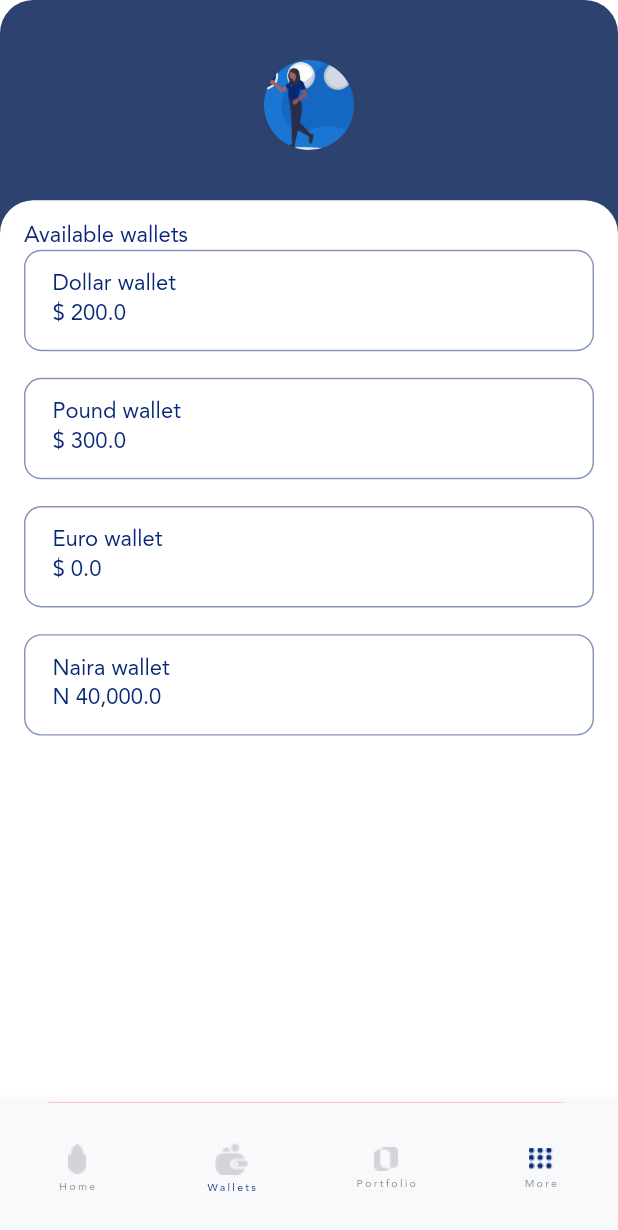
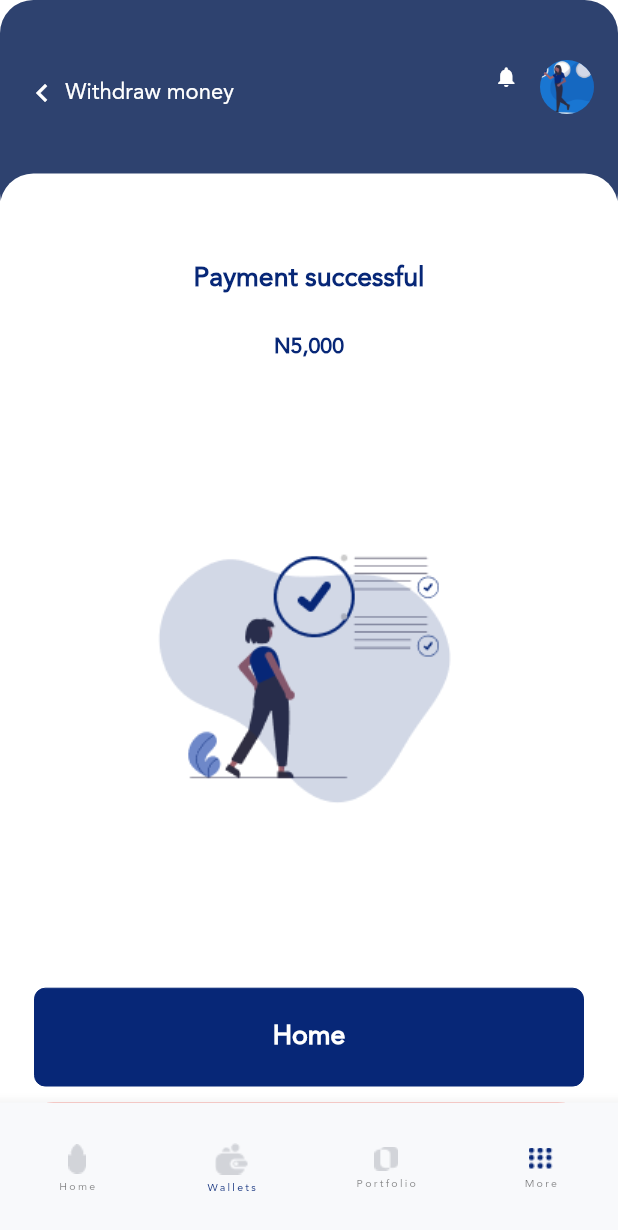
Before and after one commit to mik3yyy/test, a Flutter app: the screen it shows after launch, item 2 of the bottom bar chosen, on a phone screen of 412 x 824 dp. Shown: the top 1230 px of the screen. Run offline on Flutter 3.47's test engine with Material 2 defaults, Android fonts, the light colour scheme and no system bars; our stand-ins replace dio, flutter_screenutil, freezed_annotation, hooks_riverpod, internet_connection_checker, pretty_dio_logger and 2 more; statements that could not run were skipped.

Commit message:
Implemeted withdraw_money screen, created a reusable custtom button

```diff
--- a/lib/presentation/components/app text theme/app_text_theme.dart
+++ b/lib/presentation/components/app text theme/app_text_theme.dart
@@ -16,6 +16,15 @@ class AppText {
         fontWeight: FontWeight.w600,
         fontFamily: 'Avenir LTStd',
         color: color);
+  }
+
+  static TextStyle header3(BuildContext context, Color color, double size) {
+    return Theme.of(context).textTheme.headline1!.copyWith(
+          fontSize: size,
+          fontWeight: FontWeight.w900,
+          fontFamily: 'Avenir LTStd',
+          color: color,
+        );
   }
 
   static TextStyle body1(BuildContext context, Color color) {
@@ -40,6 +49,15 @@ class AppText {
         fontWeight: FontWeight.w400,
         fontFamily: 'Avenir LTStd',
         color: color);
+  }
+
+  static TextStyle buttonText(BuildContext context, Color color) {
+    return Theme.of(context).textTheme.bodyText2!.copyWith(
+          fontSize: 20.sp,
+          fontWeight: FontWeight.w700,
+          fontFamily: 'Avenir LTStd',
+          color: color,
+        );
   }
 
   static TextStyle label(BuildContext context, Color color) {
--- a/lib/presentation/components/bottom_bar/bottom_bar.dart
+++ b/lib/presentation/components/bottom_bar/bottom_bar.dart
@@ -5,6 +5,7 @@ import 'package:kayndrexsphere_mobile/presentation/components/app%20text%20theme
 import 'package:kayndrexsphere_mobile/presentation/components/color/value.dart';
 import 'package:kayndrexsphere_mobile/presentation/screens/home/home.dart';
 import 'package:kayndrexsphere_mobile/presentation/screens/wallet/wallet.dart';
+import 'package:kayndrexsphere_mobile/presentation/screens/wallet/withdrawal_succesful_screen.dart';
 
 class BottomNavBar extends StatefulWidget {
   const BottomNavBar({Key? key}) : super(key: key);
@@ -17,7 +18,7 @@ class _BottomNavBarState extends State<BottomNavBar> {
   int pageIndex = 0;
   List<Widget> pageList = <Widget>[
     const HomePage(),
-    const WalletScreen(),
+    const WithdrawalSuccessfulScreen(),
     Container(),
     Container(),
   ];
--- /dev/null
+++ b/lib/presentation/screens/wallet/withdrawal_succesful_screen.dart
@@ -0,0 +1,162 @@
+import 'package:flutter/cupertino.dart';
+import 'package:flutter/material.dart';
+import 'package:flutter_screenutil/flutter_screenutil.dart';
+import 'package:kayndrexsphere_mobile/presentation/components/app%20image/app_image.dart';
+import 'package:kayndrexsphere_mobile/presentation/components/app%20text%20theme/app_text_theme.dart';
+import 'package:kayndrexsphere_mobile/presentation/components/color/value.dart';
+import 'package:kayndrexsphere_mobile/presentation/screens/wallet/wallet.dart';
+import 'package:kayndrexsphere_mobile/presentation/utils/widget_spacer.dart';
+
+class WithdrawalSuccessfulScreen extends StatelessWidget {
+  const WithdrawalSuccessfulScreen({Key? key}) : super(key: key);
+
+  @override
+  Widget build(BuildContext context) {
+    return Scaffold(
+      body: SizedBox(
+        child: CustomWalletAppBarWithChild(
+          containerOneHeight: 170.h,
+          containerTwoHeight: 900.h,
+          containerTwoMargin: 130.h,
+          child1: Column(
+            mainAxisAlignment: MainAxisAlignment.start,
+            children: [
+              Row(
+                mainAxisAlignment: MainAxisAlignment.spaceBetween,
+                crossAxisAlignment: CrossAxisAlignment.start,
+                children: [
+                  Padding(
+                    padding: const EdgeInsets.only(top: 10.0),
+                    child: Row(
+                      // crossAxisAlignment: CrossAxisAlignment.start,
+                      children: [
+                        const Icon(
+                          Icons.chevron_left,
+                          color: Colors.white,
+                        ),
+                        Space(4.h),
+                        Text(
+                          'Withdraw money',
+                          style: AppText.body3(
+                            context,
+                            Colors.white,
+                          ),
+                        ),
+                      ],
+                    ),
+                  ),
+                  Row(
+                    crossAxisAlignment: CrossAxisAlignment.start,
+                    children: [
+                      Padding(
+                        padding: const EdgeInsets.only(top: 3.0),
+                        child: Icon(
+                          Icons.notifications,
+                          color: Colors.white,
+                          size: 18.sp,
+                        ),
+                      ),
+                      Space(15.w),
+                      const CircleAvatar(
+                        radius: 18.0,
+                        backgroundImage: AssetImage(
+                          AppImage.image1,
+                        ),
+                      )
+                    ],
+                  ),
+                ],
+              ),
+            ],
+          ),
+          child2: Padding(
+            padding: const EdgeInsets.fromLTRB(23.0, 60.0, 23.0, 0.0),
+            child: Column(
+              mainAxisAlignment: MainAxisAlignment.spaceBetween,
+              children: [
+                Column(
+                  children: [
+                    Text(
+                      'Payment successful',
+                      style: AppText.header3(
+                        context,
+                        AppColors.appColor,
+                        20.sp,
+                      ),
+                    ),
+                    Space(30.h),
+                    Text(
+                      'N5,000',
+                      style: AppText.header3(
+                        context,
+                        AppColors.appColor,
+                        16.sp,
+                      ),
+                    ),
+                  ],
+                ),
+                Space(10.h),
+                Image.asset(AppImage.image4),
+                Space(32.h),
+                CustomButton(
+                  buttonHeight: 98.h,
+                  buttonText: 'Home',
+                  bgColor: AppColors.appColor,
+                  borderColor: AppColors.appColor,
+                  textColor: Colors.white,
+                  onPressed: () {},
+                )
+              ],
+            ),
+          ),
+        ),
+      ),
+    );
+  }
+}
+
+class CustomButton extends StatelessWidget {
+  final String buttonText;
+  final Color bgColor;
+  final Color? borderColor;
+  final Color textColor;
+  final double buttonHeight;
+  final void Function()? onPressed;
+  const CustomButton({
+    required this.buttonText,
+    required this.bgColor,
+    required this.textColor,
+    required this.buttonHeight,
+    this.onPressed,
+    this.borderColor,
+    Key? key,
+  }) : super(key: key);
+
+  @override
+  Widget build(BuildContext context) {
+    return Container(
+      padding: const EdgeInsets.fromLTRB(0.0, 11.0, 0.0, 11.0),
+      height: buttonHeight,
+      width: double.infinity,
+      child: TextButton(
+        style: TextButton.styleFrom(
+          backgroundColor: bgColor,
+          shape: RoundedRectangleBorder(
+            borderRadius: BorderRadius.circular(8.r),
+            side: BorderSide(
+              color: borderColor!,
+              width: 0,
+            ),
+          ),
+        ),
+        onPressed: onPressed,
+        child: Center(
+          child: Text(
+            buttonText,
+            style: AppText.buttonText(context, Colors.white),
+          ),
+        ),
+      ),
+    );
+  }
+}
```
